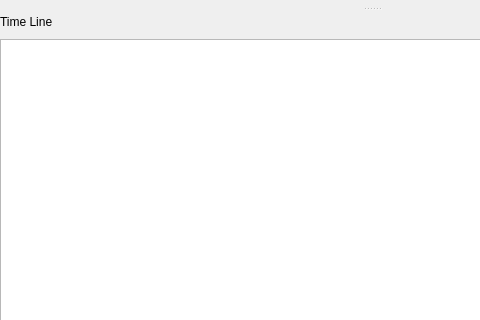
This is src/resultspage.ui in KDAB/hotspot as Qt 5 draws it before an edit; both pictures show x 0 to 480 and y 0 to 320 of the 744 by 510 pixel window. The edited form follows.
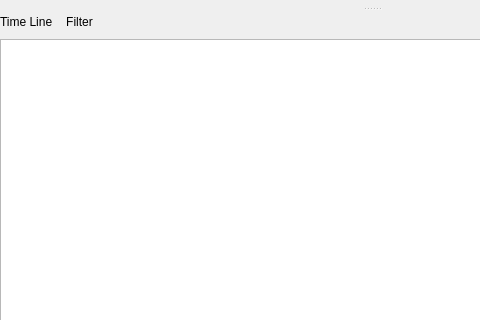
This is the edited form. Icons and pictures are not drawn. Custom widgets are drawn as their Qt base class.

Commit message:
Make filter reset actions better accessible
This introduces a filter button next to the time line title label.
The button contains the filter actions available to reset the view.

Diff of the .ui file:
```diff
--- a/src/resultspage.ui
+++ b/src/resultspage.ui
@@ -72,6 +72,25 @@
             </property>
            </widget>
           </item>
+          <item>
+           <widget class="QToolButton" name="timeLineEventFilterButton">
+            <property name="toolTip">
+             <string>Configure event filters</string>
+            </property>
+            <property name="text">
+             <string>Filter</string>
+            </property>
+            <property name="icon">
+             <iconset theme="view-filter"/>
+            </property>
+            <property name="popupMode">
+             <enum>QToolButton::InstantPopup</enum>
+            </property>
+            <property name="autoRaise">
+             <bool>true</bool>
+            </property>
+           </widget>
+          </item>
           <item>
            <spacer name="horizontalSpacer">
             <property name="orientation">
```
The commit also changes 3 other files.
